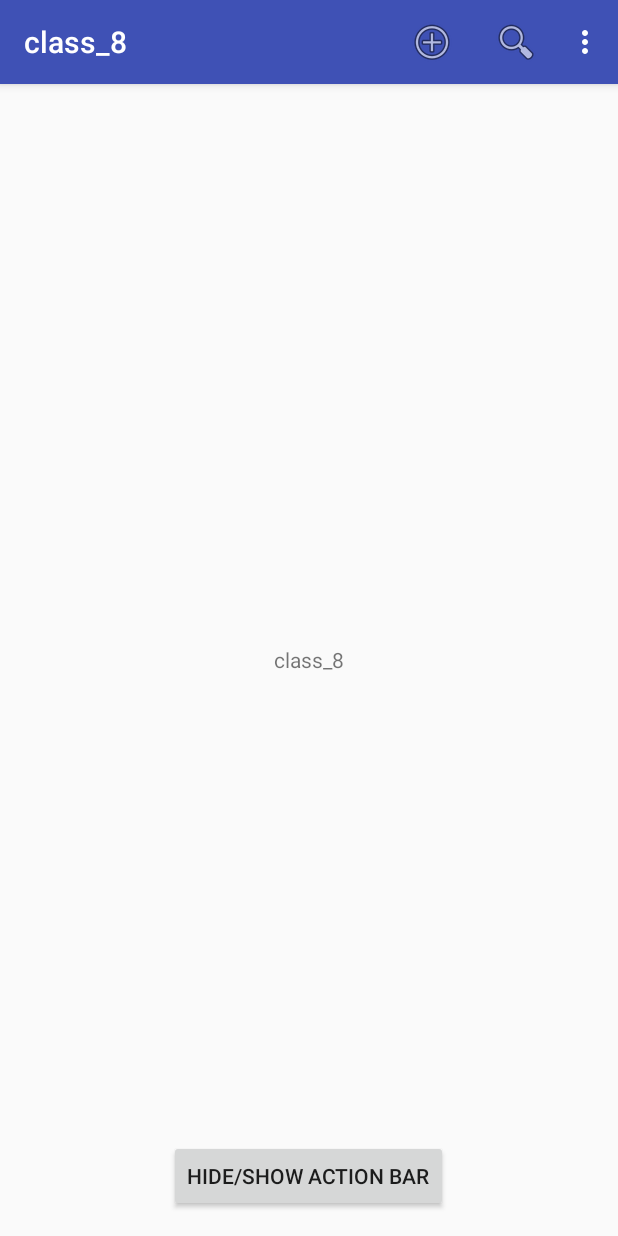
After one commit to alejouribesanchez/android_course, an Android app: the Main2Activity screen opened directly, with no data from a screen before it, on a phone screen of 412 x 824 dp. The commit adds this screen. Run offline under Robolectric (Android 15) with nearby library versions, the phone set to English and light mode, and no system bars.

Commit message:
you are the judge

```diff
--- a/class_8/class_8/app/src/main/AndroidManifest.xml
+++ b/class_8/class_8/app/src/main/AndroidManifest.xml
@@ -15,6 +15,7 @@
                 <category android:name="android.intent.category.LAUNCHER" />
             </intent-filter>
         </activity>
+        <activity android:name=".Main2Activity"></activity>
     </application>
 
 </manifest>
--- /dev/null
+++ b/class_8/class_8/app/src/main/java/com/alejouribesanchez/class_8/Main2Activity.java
@@ -0,0 +1,85 @@
+package com.alejouribesanchez.class_8;
+
+
+import android.content.Intent;
+import android.support.v4.print.PrintHelper;
+import android.support.v7.app.ActionBar;
+import android.support.v7.app.AppCompatActivity;
+import android.os.Bundle;
+import android.view.Menu;
+import android.view.MenuItem;
+import android.view.View;
+import android.widget.Button;
+import android.widget.TextView;
+
+public class Main2Activity extends AppCompatActivity {
+
+    private TextView textView;
+
+    @Override
+    protected void onCreate(Bundle savedInstanceState) {
+        super.onCreate(savedInstanceState);
+        setContentView(R.layout.activity_main2);
+
+        View view = findViewById(R.id.activity_main2);
+        textView = (TextView) findViewById(R.id.textView);
+
+        view.setOnClickListener(new View.OnClickListener() {
+            @Override
+            public void onClick(View view) {
+                startActivity(new Intent(Main2Activity.this, Main2Activity.class));
+            }
+        });
+
+        Button button = (Button)findViewById(R.id.button);
+        button.setOnClickListener(new View.OnClickListener() {
+            @Override
+            public void onClick(View view) {
+                ActionBar actionBar = getSupportActionBar();
+                if(actionBar.isShowing()){
+                    actionBar.hide();
+                }
+                else{
+                    actionBar.show();
+                    //actionBar.setIcon(R.drawable.logo);
+                }
+            }
+        });
+    }
+
+    @Override
+    public boolean onCreateOptionsMenu(Menu menu) {
+        getMenuInflater().inflate(R.menu.menu, menu);
+        return  true;
+    }
+
+    @Override
+    public boolean onOptionsItemSelected(MenuItem item) {
+
+        switch (item.getItemId()) {
+            case R.id.add:
+                //metodoAdd()
+                textView.setText("Se presionó Añadir");
+                return true;
+            case R.id.search:
+                //metodoSearch()
+                textView.setText("Se presionó Buscar");
+                return true;
+            case R.id.edit:
+                //metodoEdit()
+                textView.setText("Se presionó Editar");
+                return true;
+            case R.id.delete:
+                //metodoDelete()
+                textView.setText("Se presionó Eliminar");
+                return true;
+            case R.id.action_settings:
+                //metodoSettings()
+                textView.setText("Se presionó Ajustes");
+                return true;
+            default:
+                return super.onOptionsItemSelected(item);
+        }
+
+    }
+}
--- /dev/null
+++ b/class_8/class_8/app/src/main/res/layout/activity_main2.xml
@@ -0,0 +1,28 @@
+<?xml version="1.0" encoding="utf-8"?>
+<RelativeLayout xmlns:android="http://schemas.android.com/apk/res/android"
+    xmlns:tools="http://schemas.android.com/tools"
+    android:id="@+id/activity_main2"
+    android:layout_width="match_parent"
+    android:layout_height="match_parent"
+    android:paddingBottom="@dimen/activity_vertical_margin"
+    android:paddingLeft="@dimen/activity_horizontal_margin"
+    android:paddingRight="@dimen/activity_horizontal_margin"
+    android:paddingTop="@dimen/activity_vertical_margin"
+    tools:context="com.alejouribesanchez.class_8.Main2Activity">
+
+    <TextView
+        android:id="@+id/textView"
+        android:layout_width="wrap_content"
+        android:layout_height="wrap_content"
+        android:layout_centerInParent="true"
+        android:text="@string/app_name"/>
+
+    <Button
+        android:id="@+id/button"
+        android:layout_width="wrap_content"
+        android:layout_height="wrap_content"
+        android:layout_alignParentBottom="true"
+        android:layout_centerHorizontal="true"
+        android:text="HIDE/SHOW ACTION BAR"/>
+
+</RelativeLayout>
--- /dev/null
+++ b/class_8/class_8/app/src/main/res/menu/menu.xml
@@ -0,0 +1,28 @@
+<menu
+    xmlns:android="http://schemas.android.com/apk/res/android"
+    xmlns:tools="http://schemas.android.com/tools"
+    xmlns:app="http://schemas.android.com/apk/res-auto"
+    tools:context=".Main2Activity" >
+    <item android:id="@+id/add"
+        android:icon="@android:drawable/ic_menu_add"
+        android:title="add"
+        android:orderInCategory="1"
+        app:showAsAction="ifRoom"/>
+    <item android:id="@+id/search"
+        android:icon="@android:drawable/ic_menu_search"
+        android:title="search"
+        android:orderInCategory="2"
+        app:showAsAction="ifRoom"/>
+    <item android:id="@+id/edit"
+        android:title="edit"
+        android:orderInCategory="3"
+        app:showAsAction="never"/>
+    <item android:id="@+id/delete"
+        android:title="delete"
+        android:orderInCategory="4"
+        app:showAsAction="never"/>
+    <item android:id="@+id/action_settings"
+        android:title="settings"
+        android:orderInCategory="100"
+        app:showAsAction="never" />
+</menu>
```
Also changed, not shown: class_8/class_8/app/src/main/java/com/alejouribesanchez/class_8/MainActivity.java (+9 -0 lines).
